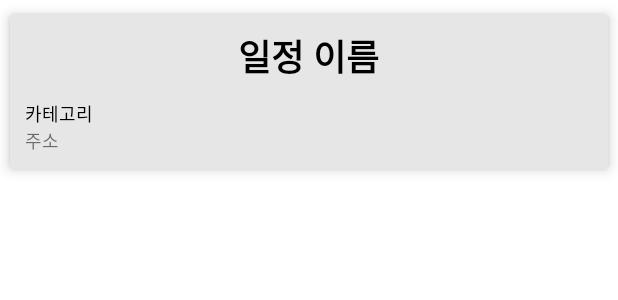
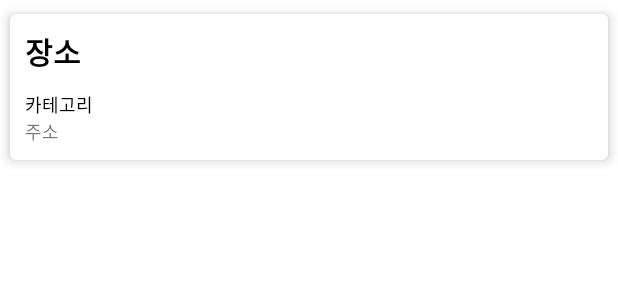
Before and after one commit to fit-trip/client, an Android app: the layout item_search_result.xml on its own in the app's theme, with its tools: preview values and no code run, on a phone screen of 412 x 824 dp. Shown: the top 300 px of the screen. Run offline under Robolectric (Android 15) with nearby library versions, the phone set to English and light mode, and no system bars.

Commit message:
Chore: 장소 검색 결과 아이템 UI 개선

```diff
--- /dev/null
+++ b/app/src/main/res/drawable/search_result_item.xml
@@ -0,0 +1,28 @@
+<?xml version="1.0" encoding="utf-8"?>
+<layer-list xmlns:android="http://schemas.android.com/apk/res/android">
+    <item>
+        <shape android:shape="rectangle">
+            <stroke android:width = "1dp" android:color = "#aeaeae"/>
+            <corners
+                android:bottomLeftRadius="15dp"
+                android:bottomRightRadius="15dp"
+                android:topLeftRadius="15dp"
+                android:topRightRadius="15dp"/>
+        </shape>
+    </item>
+
+    <item
+        android:bottom="1dp"
+        android:left="1dp"
+        android:right="1dp"
+        android:top="1dp">
+        <shape android:shape="rectangle">
+            <solid android:color="#f9f9f9"/>
+            <corners
+                android:bottomLeftRadius="15dp"
+                android:bottomRightRadius="15dp"
+                android:topLeftRadius="15dp"
+                android:topRightRadius="15dp"/>
+        </shape>
+    </item>
+</layer-list>
--- a/app/src/main/res/layout/item_search_result.xml
+++ b/app/src/main/res/layout/item_search_result.xml
@@ -79,7 +79,7 @@
         android:layout_height="wrap_content"
         card_view:contentPadding="10sp"
         card_view:cardCornerRadius="4dp"
-        card_view:cardBackgroundColor="#E6E6E6"
+        android:background="@drawable/search_result_item"
         card_view:cardElevation="5dp"
         >
         <LinearLayout
@@ -91,10 +91,9 @@
                 android:id="@+id/text_location_name"
                 android:layout_width="wrap_content"
                 android:layout_height="wrap_content"
-                android:text="일정 이름"
+                android:text="장소"
                 android:textColor="@color/black"
-                android:layout_gravity="center"
-                android:textSize="24sp"
+                android:textSize="20sp"
                 android:textStyle="bold" />
             <TextView
                 android:layout_width="match_parent"
@@ -115,12 +114,6 @@
                 android:text="주소"
                 android:textSize="12dp" />
 
-
         </LinearLayout>
-
     </androidx.cardview.widget.CardView>
-
-
-
-
 </LinearLayout>
```
